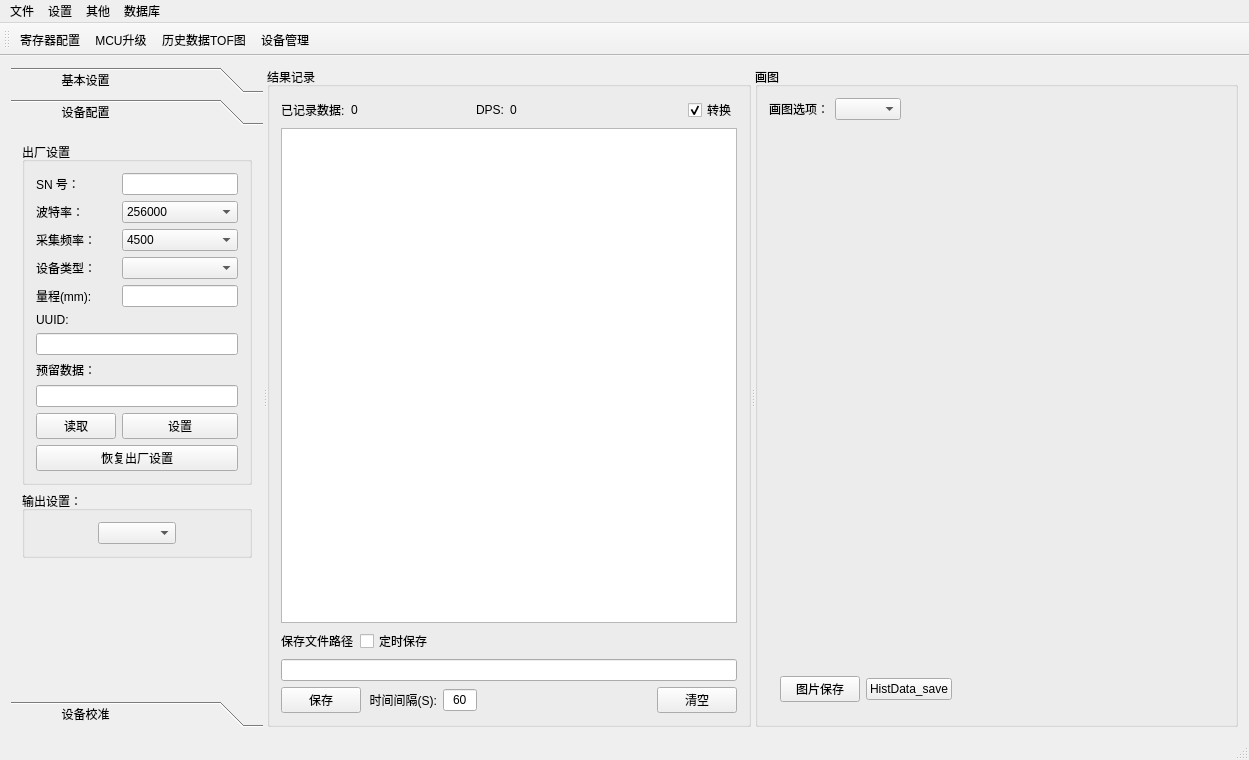
Qt form mainwindow.ui (heathen557/vi4300) before a commit.
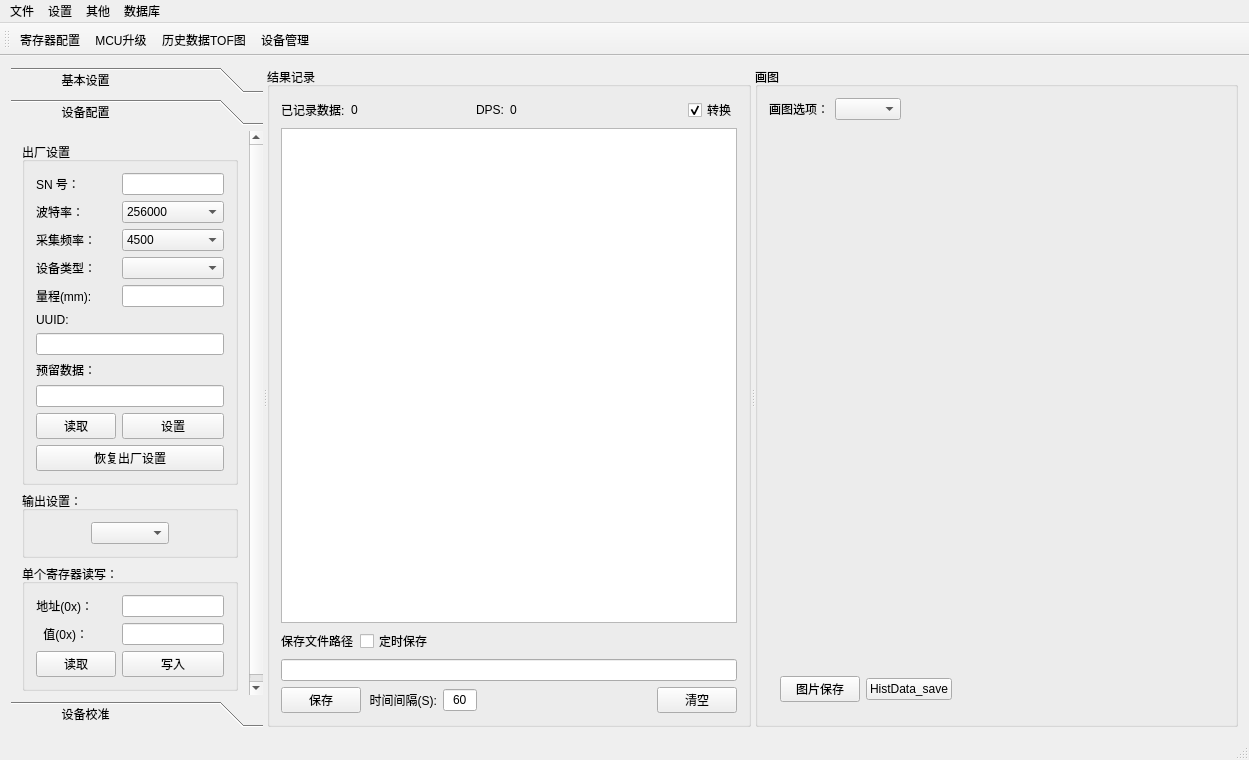
The same form after that commit. The open tabs and pages were chosen to show the change. Icons and pictures are not drawn. Custom widgets are drawn as their Qt base class.

```diff
--- a/mainwindow.ui
+++ b/mainwindow.ui
@@ -354,7 +354,7 @@
         </attribute>
         <layout class="QGridLayout" name="gridLayout_15">
          <item row="0" column="0">
-          <layout class="QGridLayout" name="gridLayout_14">
+          <layout class="QGridLayout" name="gridLayout_14" rowstretch="8,1,2,1">
            <item row="0" column="0">
             <widget class="QGroupBox" name="groupBox_7">
              <property name="title">
@@ -607,6 +607,19 @@
              </layout>
             </widget>
            </item>
+           <item row="3" column="0">
+            <spacer name="verticalSpacer">
+             <property name="orientation">
+              <enum>Qt::Vertical</enum>
+             </property>
+             <property name="sizeHint" stdset="0">
+              <size>
+               <width>20</width>
+               <height>108</height>
+              </size>
+             </property>
+            </spacer>
+           </item>
            <item row="1" column="0">
             <widget class="QGroupBox" name="groupBox_10">
              <property name="title">
@@ -662,17 +675,57 @@
             </widget>
            </item>
            <item row="2" column="0">
-            <spacer name="verticalSpacer">
-             <property name="orientation">
-              <enum>Qt::Vertical</enum>
+            <widget class="QGroupBox" name="groupBox_12">
+             <property name="title">
+              <string>单个寄存器读写：</string>
              </property>
-             <property name="sizeHint" stdset="0">
-              <size>
-               <width>20</width>
-               <height>108</height>
-              </size>
-             </property>
-            </spacer>
+             <layout class="QGridLayout" name="gridLayout_19">
+              <item row="0" column="0">
+               <layout class="QFormLayout" name="formLayout_6">
+                <item row="0" column="0">
+                 <widget class="QLabel" name="label_27">
+                  <property name="text">
+                   <string>地址(0x)：</string>
+                  </property>
+                  <property name="alignment">
+                   <set>Qt::AlignRight|Qt::AlignTrailing|Qt::AlignVCenter</set>
+                  </property>
+                 </widget>
+                </item>
+                <item row="0" column="1">
+                 <widget class="QLineEdit" name="singleReg_addr_lineEdit"/>
+                </item>
+                <item row="1" column="0">
+                 <widget class="QLabel" name="label_28">
+                  <property name="text">
+                   <string>  值(0x)：</string>
+                  </property>
+                  <property name="alignment">
+                   <set>Qt::AlignRight|Qt::AlignTrailing|Qt::AlignVCenter</set>
+                  </property>
+                 </widget>
+                </item>
+                <item row="1" column="1">
+                 <widget class="QLineEdit" name="singleReg_value_lineEdit"/>
+                </item>
+                <item row="2" column="0">
+                 <widget class="QPushButton" name="singleReg_read_pushButton">
+                  <property name="text">
+                   <string>读取</string>
+                  </property>
+                 </widget>
+                </item>
+                <item row="2" column="1">
+                 <widget class="QPushButton" name="singleReg_write_pushButton">
+                  <property name="text">
+                   <string>写入</string>
+                  </property>
+                 </widget>
+                </item>
+               </layout>
+              </item>
+             </layout>
+            </widget>
            </item>
           </layout>
          </item>
```
Left out of the diff: 49 changed lines with no effect on the pictures.
